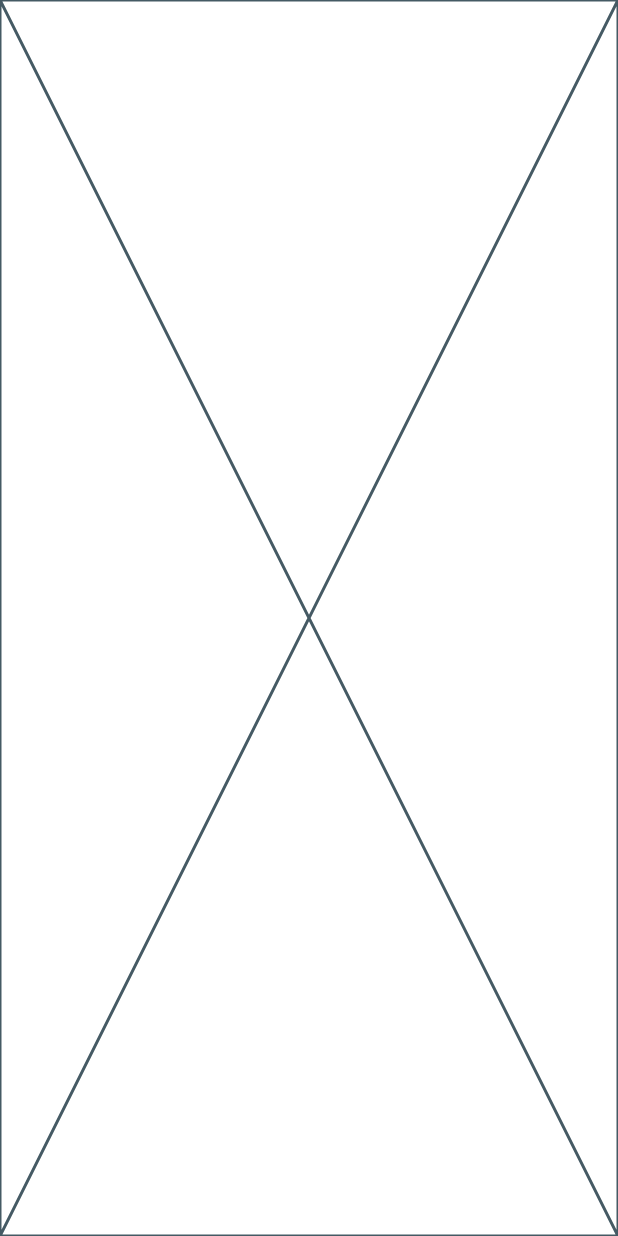
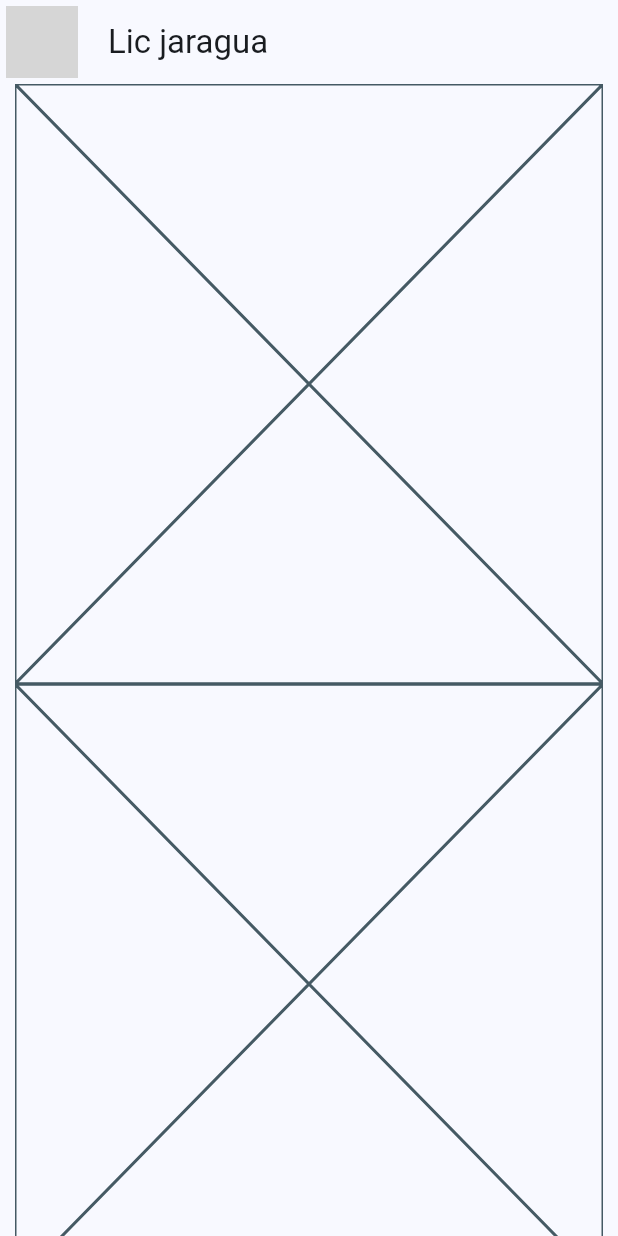
Before and after one commit to erickdavestech/yes-or-no-chat-app, a Flutter app: the screen it shows after launch, on a phone screen of 412 x 824 dp. Run offline on Flutter 3.47's test engine with Material 3 defaults, Android fonts, the light colour scheme and no system bars; network calls fail; grey boxes are pictures that could not be loaded.

Commit message:
yes_or_no_chat_screen

```diff
--- a/lib/Pages/chat_screen.dart
+++ b/lib/Pages/chat_screen.dart
@@ -1,10 +1,63 @@
-import 'package:flutter/cupertino.dart';
+import 'package:flutter/material.dart';
+import 'package:yes_or_no_app/Widgets/chat/her_chat_bubble.dart';
+import 'package:yes_or_no_app/Widgets/chat/his_chat_bubble.dart';
 
 class ChatScreen extends StatelessWidget {
   const ChatScreen({super.key});
 
   @override
   Widget build(Object context) {
-    return const Placeholder();
+    return Scaffold(
+      appBar: AppBar(
+        // Agregamos relleno al  CircleAvatar que contiene una imagen
+        leading: const Padding(
+          padding: EdgeInsets.all(4.0),
+          child: CircleAvatar(
+            // Image for Internet
+            backgroundImage: NetworkImage(
+                'https://plus.unsplash.com/premium_photo-1689564003745-946f35267ffe?fm=jpg&q=60&w=3000&ixlib=rb-4.0.3&ixid=M3wxMjA3fDB8MHxzZWFyY2h8MXx8d29tZW4lMjBwcm9maWxlJTIwcGljdHVyZXxlbnwwfHwwfHx8MA%3D%3D'),
+          ),
+        ),
+        // Name for the avatar Piceture
+        title: const Text('Lic jaragua'),
+      ),
+      body: _ChatView(),
+    );
   }
 }
+
+// Private Class for Styling the message
+// A Collum that is expanded and has a Listview.builder
+// Se crearan los elementos a demanda y no todos a la vez
+
+// Visual mente seria de esta manera
+// Alternamos segun el indice para cada pantalla en la lista
+/*
+Visualización:
+Elemento 0: HerMessageBubble
+Elemento 1: HisMessageBubble
+Elemento 2: HerMessageBubble
+Elemento 3: HisMessageBubble
+*/
+class _ChatView extends StatelessWidget {
+  @override
+  Widget build(BuildContext context) {
+    return SafeArea(
+        child: Padding(
+      padding: const EdgeInsets.symmetric(horizontal: 10),
+      child: Column(
+        children: [
+          Expanded(
+              child: ListView.builder(
+            itemCount: 100,
+            itemBuilder: (context, index) {
+              return (index % 2 == 0)
+                  ? const HerMessageBubble()
+                  : const HisMessageBubble();
+            },
+          ))
+        ],
+      ),
+    ));
+  }
+}
--- /dev/null
+++ b/lib/Widgets/chat/her_chat_bubble.dart
@@ -0,0 +1,10 @@
+import 'package:flutter/widgets.dart';
+
+class HerMessageBubble extends StatelessWidget {
+  const HerMessageBubble({super.key});
+
+  @override
+  Widget build(BuildContext context) {
+    return const Placeholder();
+  }
+}
--- /dev/null
+++ b/lib/Widgets/chat/his_chat_bubble.dart
@@ -0,0 +1,10 @@
+import 'package:flutter/widgets.dart';
+
+class HisMessageBubble extends StatelessWidget {
+  const HisMessageBubble({super.key});
+
+  @override
+  Widget build(BuildContext context) {
+    return const Placeholder();
+  }
+}
--- a/lib/main.dart
+++ b/lib/main.dart
@@ -11,7 +11,7 @@ class YesOrNoApp extends StatelessWidget {
   Widget build(BuildContext context) {
     return MaterialApp(
       // A one-line description used by the device to identify the app for the user
-      title: 'Material App',
+      title: 'YesOrNoApp',
       // retiramos el debug icon barner
       debugShowCheckedModeBanner: false,
       // Configuramos el tema para materialApp co el elemento 1
```
